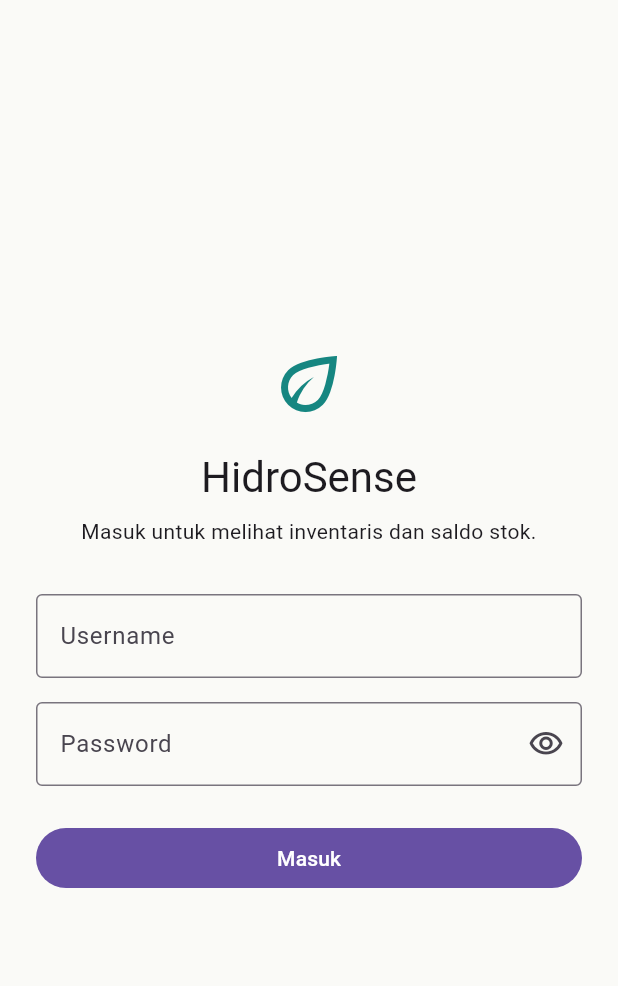
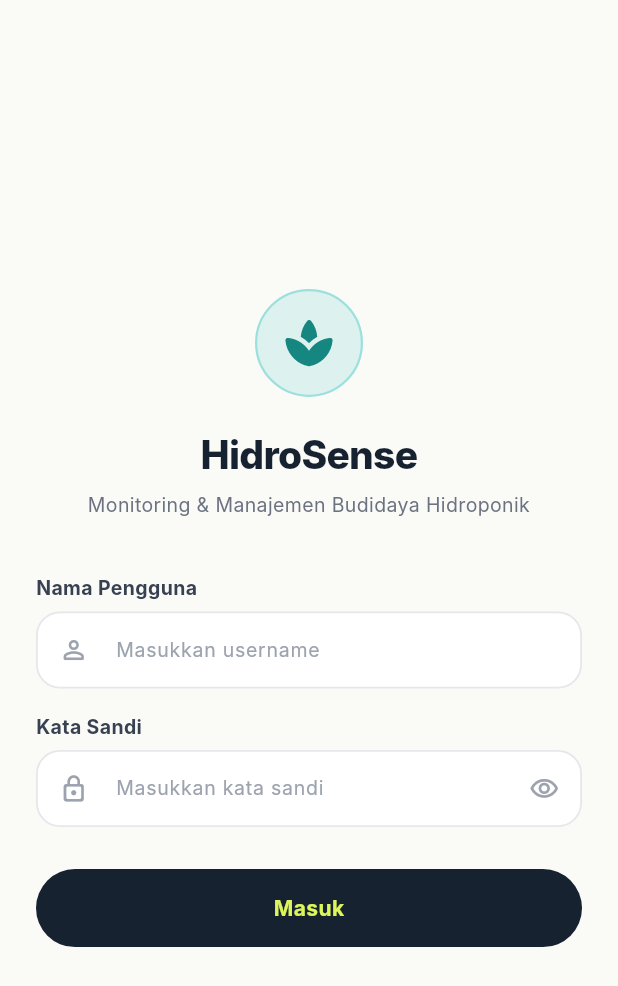
Before and after one commit to devinayeon/hidrosense, a Flutter app: the screen it shows after launch, on a phone screen of 412 x 824 dp. Shown: the top 986 px of the screen. Run offline on Flutter 3.47's test engine with Material 3 defaults, Android fonts, the light colour scheme and no system bars; our stand-ins replace flutter_riverpod, sqflite; accounts and stored records are empty; Roboto replaces fonts that are missing (Inter).

Commit message:
feat(mobile): terapkan pola desain Mobbin pada login, dasbor, dan navigasi

```diff
--- a/apps/mobile/lib/views/pages/login_page.dart
+++ b/apps/mobile/lib/views/pages/login_page.dart
@@ -1,7 +1,7 @@
 import 'package:flutter/material.dart';
 import 'package:flutter_riverpod/flutter_riverpod.dart';
-
 import '../../viewmodels/session_viewmodel.dart';
+import '../widgets/row_button.dart';
 
 class LoginPage extends ConsumerStatefulWidget {
   const LoginPage({super.key});
@@ -36,100 +36,113 @@ class _LoginPageState extends ConsumerState<LoginPage> {
   @override
   Widget build(BuildContext context) {
     final session = ref.watch(sessionProvider);
+
     return Scaffold(
       backgroundColor: const Color(0xFFFAFAF7),
       body: SafeArea(
         child: Center(
           child: SingleChildScrollView(
-            padding: const EdgeInsets.all(24),
+            physics: const BouncingScrollPhysics(),
+            padding: const EdgeInsets.symmetric(horizontal: 24, vertical: 32),
             child: ConstrainedBox(
-              constraints: const BoxConstraints(maxWidth: 420),
+              constraints: const BoxConstraints(maxWidth: 400),
               child: Form(
                 key: _formKey,
                 child: Column(
                   crossAxisAlignment: CrossAxisAlignment.stretch,
                   children: [
-                    const Icon(
-                      Icons.eco_outlined,
-                      size: 56,
-                      color: Color(0xFF168681),
+                    Center(
+                      child: Container(
+                        width: 72,
+                        height: 72,
+                        decoration: BoxDecoration(
+                          color: const Color.fromRGBO(57, 198, 195, 0.15),
+                          shape: BoxShape.circle,
+                          border: Border.all(
+                            color: const Color.fromRGBO(57, 198, 195, 0.4),
+                            width: 1.5,
+                          ),
+                        ),
+                        child: const Icon(
+                          Icons.spa_rounded,
+                          size: 38,
+                          color: Color.fromRGBO(22, 134, 129, 1),
+                        ),
+                      ),
+                    ),
+                    const SizedBox(height: 20),
+                    const Text(
+                      'HidroSense',
+                      textAlign: TextAlign.center,
+                      style: TextStyle(
+                        fontFamily: 'Inter',
+                        fontWeight: FontWeight.w800,
+                        fontSize: 26,
+                        letterSpacing: -0.5,
+                        color: Color.fromRGBO(23, 34, 49, 1),
+                      ),
+                    ),
+                    const SizedBox(height: 6),
+                    const Text(
+                      'Monitoring & Manajemen Budidaya Hidroponik',
+                      textAlign: TextAlign.center,
+                      style: TextStyle(
+                        fontFamily: 'Inter',
+                        fontSize: 13,
+                        color: Color.fromRGBO(107, 114, 128, 1),
+                      ),
+                    ),
+                    const SizedBox(height: 36),
+                    _inputField(
+                      controller: _username,
+                      label: 'Nama Pengguna',
+                      hintText: 'Masukkan username',
+                      icon: Icons.person_outline_rounded,
+                      enabled: !session.busy,
+                      validator: (v) =>
+                          v == null || v.trim().isEmpty ? 'Username tidak boleh kosong' : null,
                     ),
                     const SizedBox(height: 16),
-                    Text(
-                      'HidroSense',
-                      textAlign: TextAlign.center,
-                      style: Theme.of(context).textTheme.headlineMedium,
-                    ),
-                    const SizedBox(height: 8),
-                    const Text(
-                      'Masuk untuk melihat inventaris dan saldo stok.',
-                      textAlign: TextAlign.center,
-                    ),
-                    const SizedBox(height: 32),
-                    TextFormField(
-                      controller: _username,
+                    _inputField(
+                      controller: _password,
+                      label: 'Kata Sandi',
+                      hintText: 'Masukkan kata sandi',
+                      icon: Icons.lock_outline_rounded,
+                      isPassword: true,
                       enabled: !session.busy,
-                      autocorrect: false,
-                      textInputAction: TextInputAction.next,
-                      autofillHints: const [AutofillHints.username],
-                      decoration: const InputDecoration(
-                        labelText: 'Username',
-                        border: OutlineInputBorder(),
-                      ),
-                      validator: (value) =>
-                          value == null || value.trim().isEmpty
-                          ? 'Masukkan username.'
-                          : null,
-                    ),
-                    const SizedBox(height: 16),
-                    TextFormField(
-                      controller: _password,
-                      enabled: !session.busy,
-                      obscureText: _hidePassword,
-                      autocorrect: false,
-                      enableSuggestions: false,
-                      autofillHints: const [AutofillHints.password],
-                      textInputAction: TextInputAction.done,
-                      onFieldSubmitted: (_) => _submit(),
-                      decoration: InputDecoration(
-                        labelText: 'Password',
-                        border: const OutlineInputBorder(),
-                        suffixIcon: IconButton(
-                          tooltip: _hidePassword
-                              ? 'Tampilkan password'
-                              : 'Sembunyikan password',
-                          onPressed: session.busy
-                              ? null
-                              : () => setState(
-                                  () => _hidePassword = !_hidePassword,
-                                ),
-                          icon: Icon(
-                            _hidePassword
-                                ? Icons.visibility_outlined
-                                : Icons.visibility_off_outlined,
-                          ),
-                        ),
-                      ),
-                      validator: (value) => value == null || value.isEmpty
-                          ? 'Masukkan password.'
-                          : null,
+                      validator: (v) =>
+                          v == null || v.isEmpty ? 'Kata sandi tidak boleh kosong' : null,
                     ),
                     if (session.error != null) ...[
                       const SizedBox(height: 16),
-                      Semantics(
-                        liveRegion: true,
+                      Container(
+                        padding: const EdgeInsets.symmetric(horizontal: 14, vertical: 10),
+                        decoration: BoxDecoration(
+                          color: const Color.fromRGBO(254, 242, 242, 1),
+                          borderRadius: BorderRadius.circular(12),
+                          border: Border.all(
+                            color: const Color.fromRGBO(252, 165, 165, 1),
+                          ),
+                        ),
                         child: Text(
                           session.error!,
-                          style: TextStyle(
-                            color: Theme.of(context).colorScheme.error,
+                          style: const TextStyle(
+                            fontFamily: 'Inter',
+                            fontSize: 12,
+                            fontWeight: FontWeight.w500,
+                            color: Color.fromRGBO(220, 38, 38, 1),
                           ),
                         ),
                       ),
                     ],
-                    const SizedBox(height: 24),
-                    FilledButton(
-                      onPressed: session.busy ? null : _submit,
-                      child: Text(session.busy ? 'Memproses...' : 'Masuk'),
+                    const SizedBox(height: 28),
+                    RowButton(
+                      label: session.busy ? 'Memproses...' : 'Masuk',
+                      height: 52,
+                      borderRadius: 26,
+                      backgroundColor: const Color.fromRGBO(23, 34, 49, 1),
+                      textColor: const Color.fromRGBO(221, 244, 90, 1),
+                      onTap: session.busy ? () {} : _submit,
                     ),
                   ],
                 ),
@@ -140,4 +153,61 @@ class _LoginPageState extends ConsumerState<LoginPage> {
       ),
     );
   }
+
+  Widget _inputField({
+    required TextEditingController controller,
+    required String label,
+    required String hintText,
+    required IconData icon,
+    bool isPassword = false,
+    bool enabled = true,
+    String? Function(String?)? validator,
+  }) {
+    return Column(
+      crossAxisAlignment: CrossAxisAlignment.start,
+      children: [
+        Text(
+          label,
+          style: const TextStyle(
+            fontFamily: 'Inter',
+            fontWeight: FontWeight.w700,
+            fontSize: 13,
+            color: Color.fromRGBO(55, 65, 81, 1),
+          ),
+        ),
+        const SizedBox(height: 6),
+        Container(
+          decoration: BoxDecoration(
+            color: Colors.white,
+            borderRadius: BorderRadius.circular(16),
+            border: Border.all(color: const Color.fromRGBO(229, 231, 235, 1), width: 1.2),
+          ),
+          child: TextFormField(
+            controller: controller,
+            enabled: enabled,
+            obscureText: isPassword && _hidePassword,
+            validator: validator,
+            style: const TextStyle(fontFamily: 'Inter', fontSize: 14, color: Colors.black),
+            decoration: InputDecoration(
+              prefixIcon: Icon(icon, size: 20, color: const Color.fromRGBO(156, 163, 175, 1)),
+              suffixIcon: isPassword
+                  ? IconButton(
+                      icon: Icon(
+                        _hidePassword ? Icons.visibility_outlined : Icons.visibility_off_outlined,
+                        size: 20,
+                        color: const Color.fromRGBO(156, 163, 175, 1),
+                      ),
+                      onPressed: () => setState(() => _hidePassword = !_hidePassword),
+                    )
+                  : null,
+              hintText: hintText,
+              hintStyle: const TextStyle(fontFamily: 'Inter', fontSize: 13, color: Color.fromRGBO(156, 163, 175, 1)),
+              border: InputBorder.none,
+              contentPadding: const EdgeInsets.symmetric(horizontal: 14, vertical: 14),
+            ),
+          ),
+        ),
+      ],
+    );
+  }
 }
```
Also changed, not shown: apps/mobile/lib/views/components/dashboard_body.dart (+59 -76 lines), apps/mobile/lib/views/components/header.dart (+50 -18 lines), apps/mobile/lib/views/widgets/custom_back_button.dart (+18 -4 lines), 1 other file.
